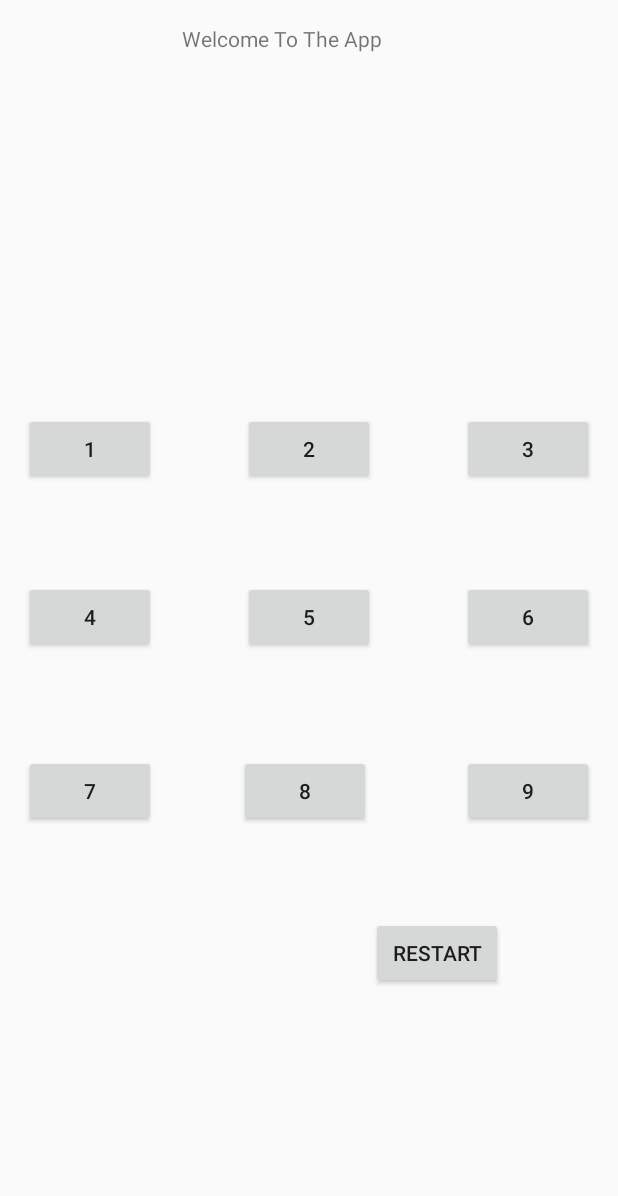
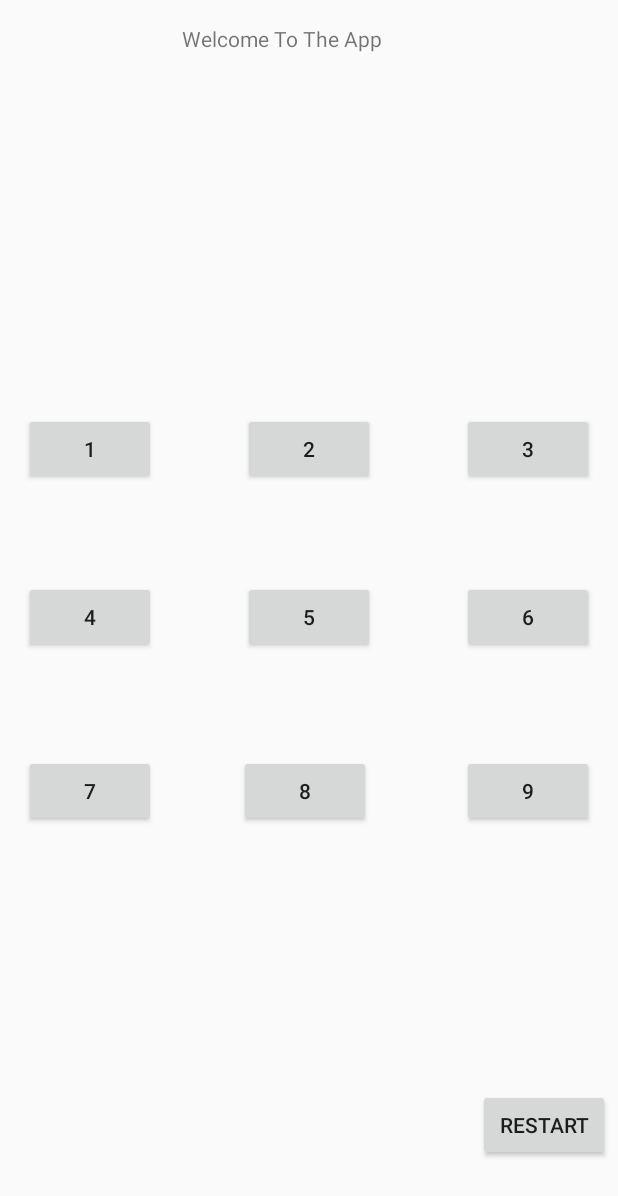
Before and after one commit to AlexRosales123/TicTacToe, an Android app: the screen it shows after launch (MainActivity), on a phone screen of 412 x 824 dp. Shown: the top 1196 px of the screen. Run offline under Robolectric (Android 15) with nearby library versions, the phone set to English and light mode, and no system bars.

Commit message:
Moved Restart Button To Bottom Right

```diff
--- a/app/src/main/res/layout/activity_main.xml
+++ b/app/src/main/res/layout/activity_main.xml
@@ -115,10 +115,12 @@
         android:id="@+id/Restart"
         android:layout_width="wrap_content"
         android:layout_height="wrap_content"
-        android:layout_marginTop="60dp"
+        android:layout_marginEnd="5dp"
+        android:layout_marginRight="5dp"
+        android:layout_marginBottom="50dp"
         android:text="Restart"
-        app:layout_constraintStart_toEndOf="@+id/button_8"
-        app:layout_constraintTop_toBottomOf="@+id/button_9" />
+        app:layout_constraintBottom_toBottomOf="parent"
+        app:layout_constraintEnd_toEndOf="parent" />
 
 
 </androidx.constraintlayout.widget.ConstraintLayout>
```
